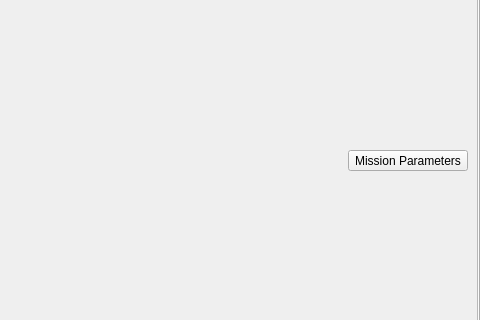
First picture: the form in BWB_GUI/form.ui, repository bsannar/Capstone_BWB, before the edit; both pictures show x 868 to 1348 and y 170 to 490 of the 1348 by 646 pixel window.
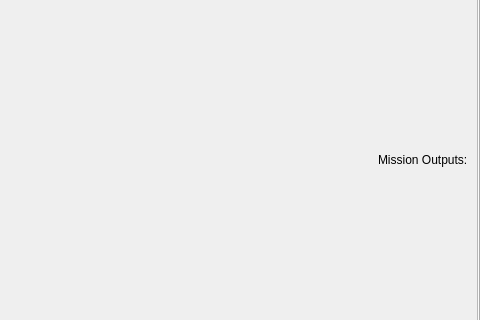
Second picture: the form after the edit. The open tabs and pages were chosen to show the change.

Commit message: Changed plot to use checkboxes.

Diff of the .ui file:
```diff
--- a/BWB_GUI/form.ui
+++ b/BWB_GUI/form.ui
@@ -1194,9 +1194,9 @@
               <item row="0" column="1">
                <layout class="QVBoxLayout" name="verticalLayout">
                 <item>
-                 <widget class="QToolButton" name="ddMissionOutputs">
+                 <widget class="QLabel" name="lbMissionOutputs">
                   <property name="sizePolicy">
-                   <sizepolicy hsizetype="Minimum" vsizetype="Fixed">
+                   <sizepolicy hsizetype="Preferred" vsizetype="Fixed">
                     <horstretch>0</horstretch>
                     <verstretch>0</verstretch>
                    </sizepolicy>
@@ -1205,10 +1205,7 @@
                    <bool>false</bool>
                   </property>
                   <property name="text">
-                   <string>Mission Parameters</string>
-                  </property>
-                  <property name="checkable">
-                   <bool>false</bool>
+                   <string>Mission Outputs:</string>
                   </property>
                  </widget>
                 </item>
```
Left out of the diff: 5 changed lines with no effect on the pictures. The commit also changes 2 other files.
